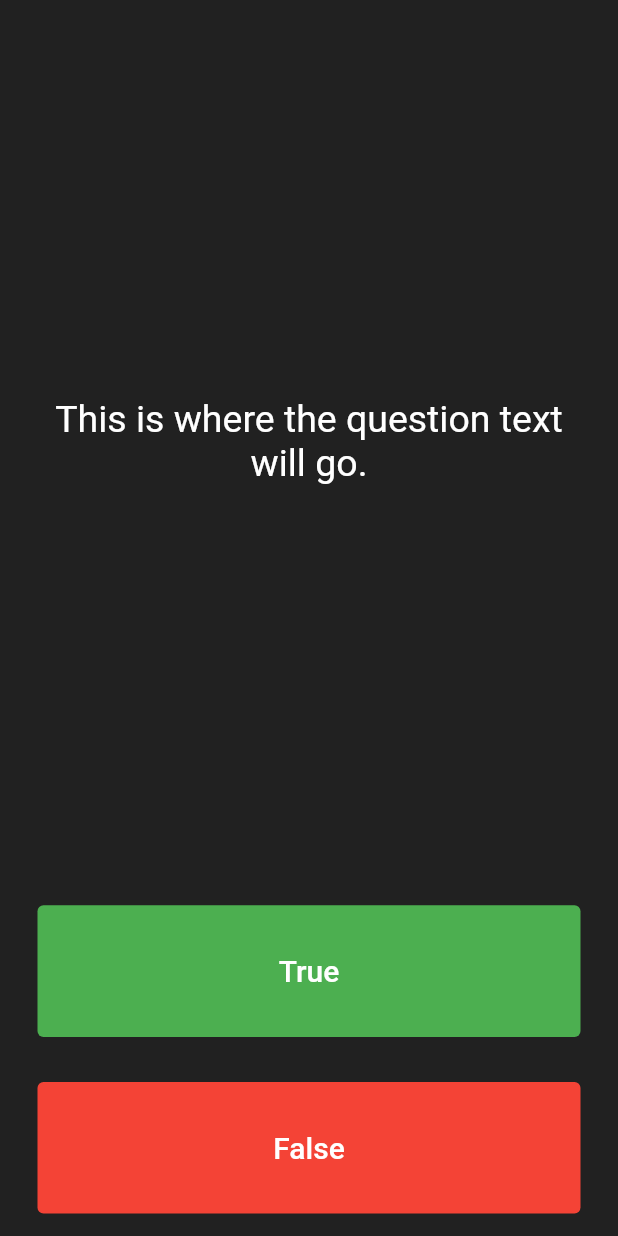
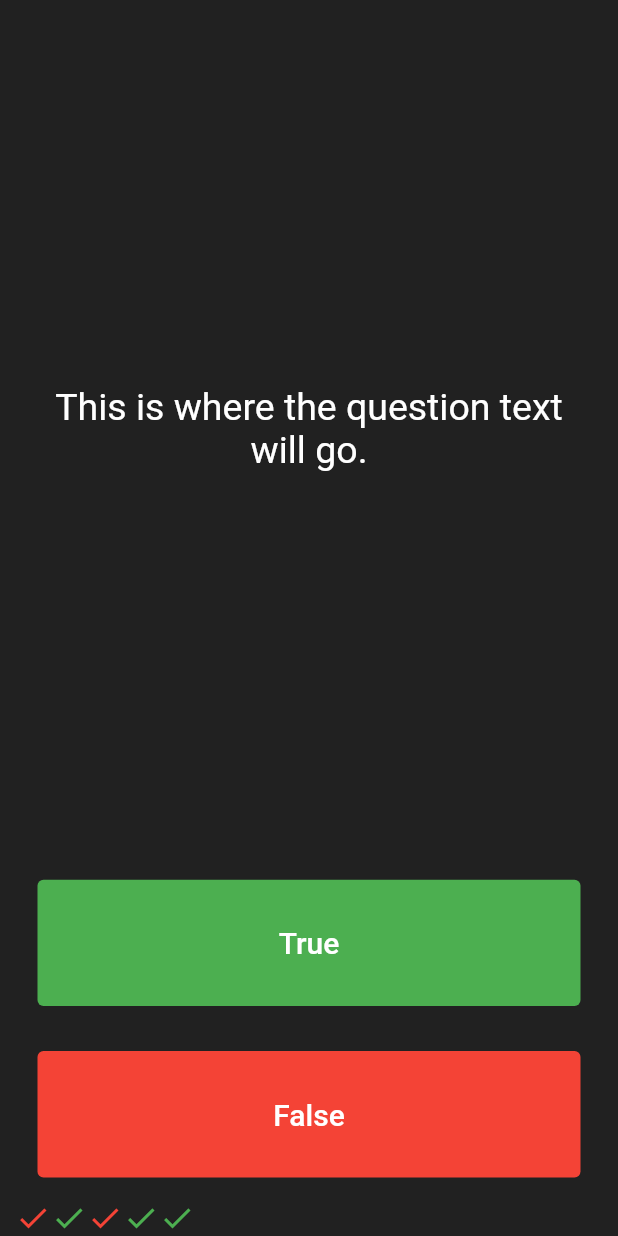
Before and after one commit to DavidMukhiya/Quizzler, a Flutter app: the screen it shows after launch, after a tap on "True", on a phone screen of 412 x 824 dp. Run offline on Flutter 3.47's test engine with Material 2 defaults, Android fonts, the phone set to English and light mode, and no system bars.

Commit message:
Trying to bulid ScoreKeeper

```diff
--- a/lib/main.dart
+++ b/lib/main.dart
@@ -26,6 +26,24 @@ class QuizPage extends StatefulWidget {
 }
 
 class _QuizPageState extends State<QuizPage> {
+  List<Widget> scoreKeeper = [
+    Icon(
+      Icons.check,
+      color: Colors.red,
+    ),
+    Icon(
+      Icons.check,
+      color: Colors.green,
+    ),
+    Icon(
+      Icons.check,
+      color: Colors.red,
+    ),
+    Icon(
+      Icons.check,
+      color: Colors.green,
+    ),
+  ];
   @override
   Widget build(BuildContext context) {
     return Column(
@@ -54,6 +72,14 @@ class _QuizPageState extends State<QuizPage> {
             child: TextButton(
               style: TextButton.styleFrom(backgroundColor: Colors.green),
               onPressed: () {
+                setState(() {
+                  scoreKeeper.add(
+                    Icon(
+                      Icons.check,
+                      color: Colors.green,
+                    ),
+                  );
+                });
                 print("True");
               },
               child: Text(
@@ -83,7 +109,10 @@ class _QuizPageState extends State<QuizPage> {
               ),
             ),
           ),
-        )
+        ),
+        Row(
+          children: scoreKeeper,
+        ),
       ],
     );
   }
```
